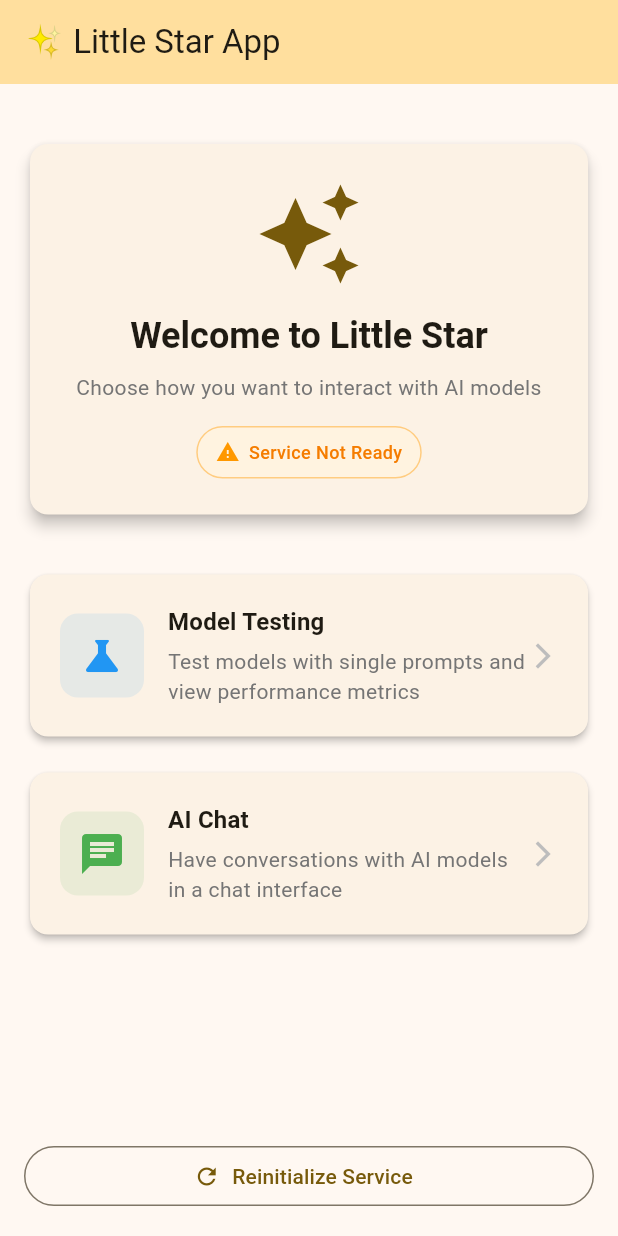
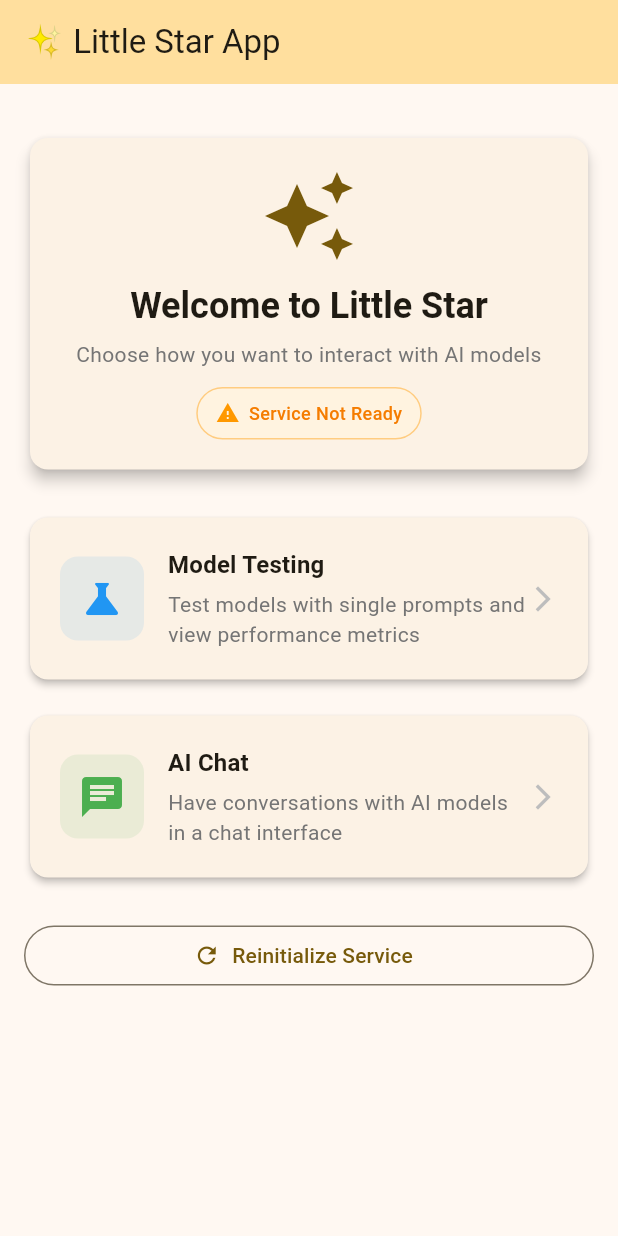
Before and after one commit to ai-twinkle/little_star_app, a Flutter app: the screen it shows after launch, on a phone screen of 412 x 824 dp. Run offline on Flutter 3.47's test engine with Material 3 defaults, Android fonts, the light colour scheme and no system bars; our stand-ins replace permission_handler; missing offline and left inert: dart:ffi.

Commit message:
refactor: Update HomePage layout and spacing for improved UI consistency
* Replace Padding with SingleChildScrollView to enhance scrollability.
* Adjust various SizedBox heights and Card padding for better visual alignment.
* Refactor navigation card structure for cleaner layout and added bottom padding to prevent content cutoff.

```diff
--- a/lib/pages/home_page.dart
+++ b/lib/pages/home_page.dart
@@ -40,33 +40,33 @@ class _HomePageState extends State<HomePage> {
         backgroundColor: Theme.of(context).colorScheme.primaryContainer,
         elevation: 0,
       ),
-      body: Padding(
+      body: SingleChildScrollView(
         padding: const EdgeInsets.all(16.0),
         child: Column(
           crossAxisAlignment: CrossAxisAlignment.stretch,
           children: [
-            const SizedBox(height: 20),
+            const SizedBox(height: 16),
 
             // Welcome Section
             Card(
               elevation: 4,
               child: Padding(
-                padding: const EdgeInsets.all(24.0),
+                padding: const EdgeInsets.all(20.0),
                 child: Column(
                   children: [
                     Icon(
                       Icons.auto_awesome,
-                      size: 72,
+                      size: 64,
                       color: Theme.of(context).colorScheme.primary,
                     ),
-                    const SizedBox(height: 16),
+                    const SizedBox(height: 12),
                     Text(
                       'Welcome to Little Star',
                       style: Theme.of(context).textTheme.headlineSmall?.copyWith(
                         fontWeight: FontWeight.bold,
                       ),
                     ),
-                    const SizedBox(height: 8),
+                    const SizedBox(height: 6),
                     Text(
                       'Choose how you want to interact with AI models',
                       style: Theme.of(context).textTheme.bodyMedium?.copyWith(
@@ -74,7 +74,7 @@ class _HomePageState extends State<HomePage> {
                       ),
                       textAlign: TextAlign.center,
                     ),
-                    const SizedBox(height: 16),
+                    const SizedBox(height: 12),
 
                     // Service Status
                     ListenableBuilder(
@@ -137,11 +137,10 @@ class _HomePageState extends State<HomePage> {
               ),
             ),
 
-            const SizedBox(height: 32),
+            const SizedBox(height: 24),
 
             // Navigation Cards
-            Expanded(
-              child: Column(
+            Column(
               children: [
                 // Model Test Card
                 _buildNavigationCard(
@@ -171,7 +170,7 @@ class _HomePageState extends State<HomePage> {
                   ),
                 ),
 
-                  const Spacer(),
+                const SizedBox(height: 24),
 
                 // Reinitialize button
                 if (!_llamaService.isInitialized && !_isInitializing)
@@ -183,8 +182,10 @@ class _HomePageState extends State<HomePage> {
                       label: const Text('Reinitialize Service'),
                     ),
                   ),
+
+                // Add some bottom padding to ensure content isn't cut off
+                const SizedBox(height: 20),
               ],
-              ),
             ),
           ],
         ),
```
Lines whose indentation alone changed are shown as unchanged.
